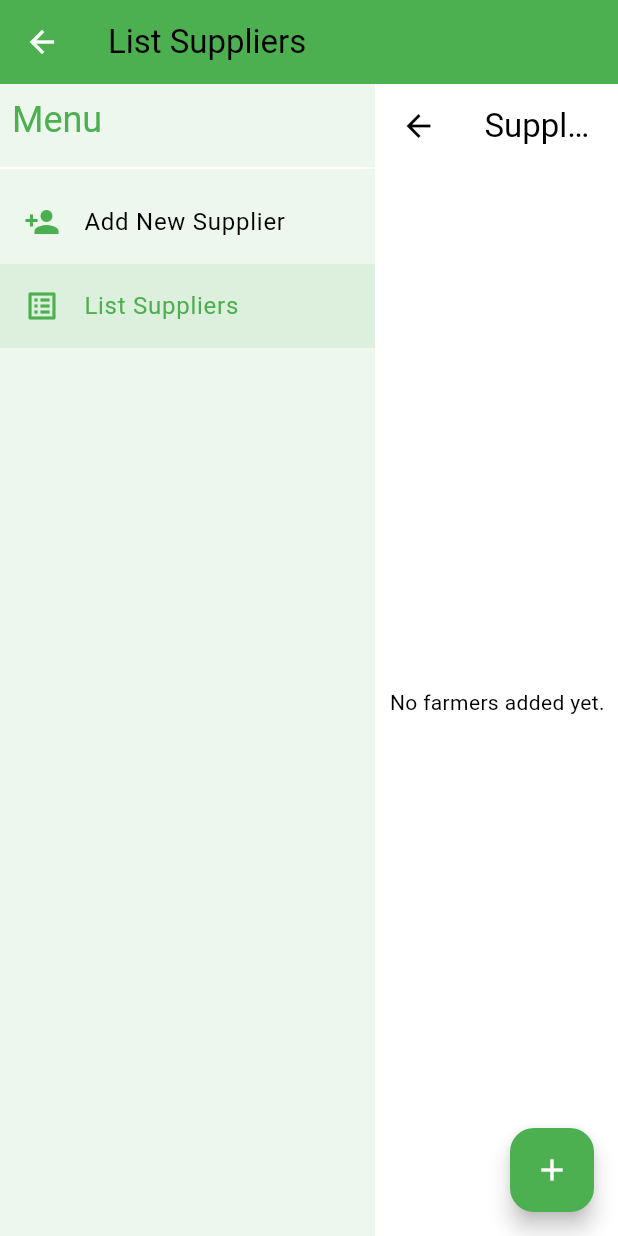
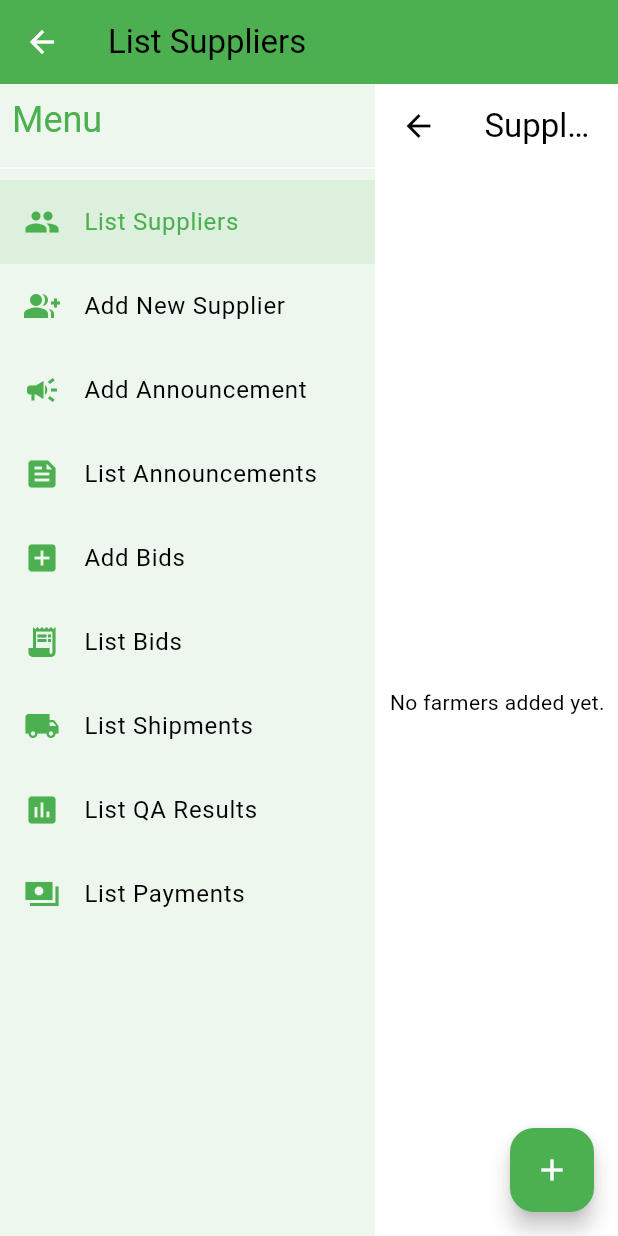
Before and after one commit to guptaed/gemini001, a Flutter app: the HomeScreen screen opened directly, after a tap on "List Suppliers", on a phone screen of 412 x 824 dp. Run offline on Flutter 3.47's test engine with Material 3 defaults, Android fonts, the phone set to English and light mode, and no system bars; our stand-ins replace cloud_firestore, file_picker, firebase_auth, firebase_core, firebase_storage; accounts and stored records are empty; statements that could not run were skipped.

Commit message:
added options and icons on left panel

```diff
--- a/lib/screens/home_screen.dart
+++ b/lib/screens/home_screen.dart
@@ -22,13 +22,14 @@ class _HomeScreenState extends State<HomeScreen> {
                                                                                     // It starts at 0, meaning "Add New Farmer Information" will be the default view.
   final List<Widget> _pages = const [                                               // `_pages` is a list of widgets that represent the different screens
                                                                                     // that can be displayed in the main content area. This allows us to easily switch between screens by index.
-    AddFarmerScreen(isPushed: false),                                               // Index 0: Add New Farmer Information screen.
-    ListFarmersScreen(),                                                            // Index 1: List Farmer Information screen.                                                           // Index 2: Delete Farmer Information screen.
+    ListFarmersScreen(),                                                            // Index 0: List Farmer Information screen.                                                           // Index 2: Delete Farmer Information screen.
+    AddFarmerScreen(isPushed: false),                                               // Index 1: Add New Farmer Information screen.
+
   ];
 
   final List<String> _appBarTitles = const [                                        // `_appBarTitles` is a list of titles for the app bar, corresponding to each page.
+    'List Suppliers',
     'Add New Supplier',
-    'List Suppliers',
   ];
 
   void _onMenuItemSelected(int index) {                                             // `_onMenuItemSelected` is a callback function that will be executed when
@@ -69,23 +70,88 @@ class _HomeScreenState extends State<HomeScreen> {
 
         // It's commonly used in lists and navigation drawers.
 
+        ListTile(
+          leading: Icon(Icons.people, color: Theme.of(context).primaryColor),
+          title: const Text('List Suppliers'),
+          selected: _selectedPageIndex == 0,
+          onTap: () => _onMenuItemSelected(0),
+          selectedTileColor: Theme.of(context).primaryColor.withAlpha((255 * 0.1).round()), // Using a tinted version of the primary theme color.
+        ),
+
+
         ListTile(                                                                   // `ListTile` is a convenient widget for displaying a single row with title, subtitle, icon etc.
-          leading: Icon(Icons.person_add, color: Theme.of(context).primaryColor),   // `leading` usually takes an `Icon`. Using `Theme.of(context).primaryColor` for the icon color.
+          leading: Icon(Icons.group_add, color: Theme.of(context).primaryColor),   // `leading` usually takes an `Icon`. Using `Theme.of(context).primaryColor` for the icon color.
           title: const Text('Add New Supplier'),                                    // `title` takes a `Text` widget.
-          selected: _selectedPageIndex == 0,                                        // `selected` highlights the tile if it's the currently selected page.
-          onTap: () => _onMenuItemSelected(0),                                      // `onTap` is the callback func when the tile is tapped. Calls `_onMenuItemSelected` with the index of this option (0).
+          selected: _selectedPageIndex == 1,                                        // `selected` highlights the tile if it's the currently selected page.
+          onTap: () => _onMenuItemSelected(1),                                      // `onTap` is the callback func when the tile is tapped. Calls `_onMenuItemSelected` with the index of this option (0).
           selectedTileColor: Theme.of(context).primaryColor.withAlpha((255 * 0.1).round()), // `selectedTileColor` changes the background color when selected. Using a tinted version of the primary theme color.
         ),
 
+
         ListTile(
-          leading: Icon(Icons.list_alt, color: Theme.of(context).primaryColor),
-          title: const Text('List Suppliers'),
+          leading: Icon(Icons.campaign, color: Theme.of(context).primaryColor),
+          title: const Text('Add Announcement'),
           selected: _selectedPageIndex == 1,
           onTap: () => _onMenuItemSelected(1),
           selectedTileColor: Theme.of(context).primaryColor.withAlpha((255 * 0.1).round()), // Using a tinted version of the primary theme color.
         ),
 
 
+        ListTile(
+          leading: Icon(Icons.feed, color: Theme.of(context).primaryColor),
+          title: const Text('List Announcements'),
+          selected: _selectedPageIndex == 1,
+          onTap: () => _onMenuItemSelected(1),
+          selectedTileColor: Theme.of(context).primaryColor.withAlpha((255 * 0.1).round()), // Using a tinted version of the primary theme color.
+        ),
+
+
+        ListTile(
+          leading: Icon(Icons.add_box, color: Theme.of(context).primaryColor),
+          title: const Text('Add Bids'),
+          selected: _selectedPageIndex == 1,
+          onTap: () => _onMenuItemSelected(1),
+          selectedTileColor: Theme.of(context).primaryColor.withAlpha((255 * 0.1).round()), // Using a tinted version of the primary theme color.
+        ),
+
+
+        ListTile(
+          leading: Icon(Icons.receipt_long, color: Theme.of(context).primaryColor),
+          title: const Text('List Bids'),
+          selected: _selectedPageIndex == 1,
+          onTap: () => _onMenuItemSelected(1),
+          selectedTileColor: Theme.of(context).primaryColor.withAlpha((255 * 0.1).round()), // Using a tinted version of the primary theme color.
+        ),
+
+
+        ListTile(
+          leading: Icon(Icons.local_shipping, color: Theme.of(context).primaryColor),
+          title: const Text('List Shipments'),
+          selected: _selectedPageIndex == 1,
+          onTap: () => _onMenuItemSelected(1),
+          selectedTileColor: Theme.of(context).primaryColor.withAlpha((255 * 0.1).round()), // Using a tinted version of the primary theme color.
+        ),
+
+
+        ListTile(
+          leading: Icon(Icons.assessment, color: Theme.of(context).primaryColor),
+          title: const Text('List QA Results'),
+          selected: _selectedPageIndex == 1,
+          onTap: () => _onMenuItemSelected(1),
+          selectedTileColor: Theme.of(context).primaryColor.withAlpha((255 * 0.1).round()), // Using a tinted version of the primary theme color.
+        ),
+
+
+        ListTile(
+          leading: Icon(Icons.payments_sharp, color: Theme.of(context).primaryColor),
+          title: const Text('List Payments'),
+          selected: _selectedPageIndex == 1,
+          onTap: () => _onMenuItemSelected(1),
+          selectedTileColor: Theme.of(context).primaryColor.withAlpha((255 * 0.1).round()), // Using a tinted version of the primary theme color.
+        ),
+
+
+
       ],
     );
   }
--- a/lib/screens/splash_screen.dart
+++ b/lib/screens/splash_screen.dart
@@ -46,6 +46,15 @@ class _SplashScreenState extends State<SplashScreen> {          // `_SplashScree
               color: Colors.white,                              // White color for contrast.
             ),
 
+
+            // Image.asset(
+            //   'assets/images/splash_image.jpg',                  // Path to your image asset
+            //   width: 512,                                         // Adjust width as needed
+            //   height: 768,                                        // Adjust height as needed
+            //   fit: BoxFit.contain,                                // Ensures the image fits within the bounds without distortion
+            // ),
+
+
             const SizedBox(height: 20),                           // Adds vertical space between icon and text.
 
             const Text(                                           // `Text` for the app title.
@@ -57,7 +66,7 @@ class _SplashScreenState extends State<SplashScreen> {          // `_SplashScree
               ),
             ),
 
-            const SizedBox(height: 30),                           // Adds more vertical space.
+            const SizedBox(height: 20),                           // Adds more vertical space.
 
             const CircularProgressIndicator(                      // `CircularProgressIndicator` to show that something is loading.
               valueColor: AlwaysStoppedAnimation<Color>(Colors.white), // White loading indicator.
--- a/pubspec.yaml
+++ b/pubspec.yaml
@@ -28,3 +28,5 @@ dev_dependencies:
 
 flutter:
   uses-material-design: true
+  assets:
+    - assets/images/splash_image.jpg
```
Also changed, not shown: assets/images/splash_image.jpg (added), splash01.jpg (added), splash01s.jpg (added).
